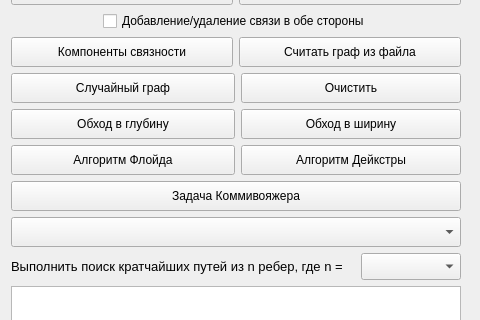
First picture: the form in mainwindow.ui, repository geroineee/Graph_QT, before the edit; both pictures show x 0 to 480 and y 82 to 402 of the 1088 by 659 pixel window.
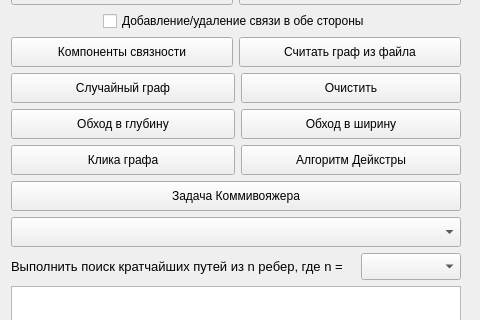
Second picture: the form after the edit. Icons and pictures are not drawn. Custom widgets are drawn as their Qt base class.

What changed in the file:
```diff
--- a/mainwindow.ui
+++ b/mainwindow.ui
@@ -17,7 +17,7 @@
    <bool>false</bool>
   </property>
   <widget class="QWidget" name="centralwidget">
-   <widget class="QWidget" name="">
+   <widget class="QWidget" name="layoutWidget">
     <property name="geometry">
      <rect>
       <x>11</x>
@@ -223,7 +223,7 @@
             </size>
            </property>
            <property name="text">
-            <string>Алгоритм Флойда</string>
+            <string>Клика графа</string>
            </property>
           </widget>
          </item>
```
Left out of the diff: 2 changed lines with no effect on the pictures.
